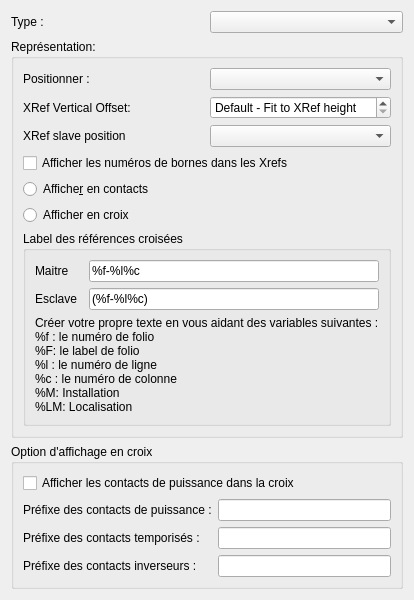
Old version of the form sources/ui/xrefpropertieswidget.ui in the repository ChuckNr11/qelectrotech-source-mirror.
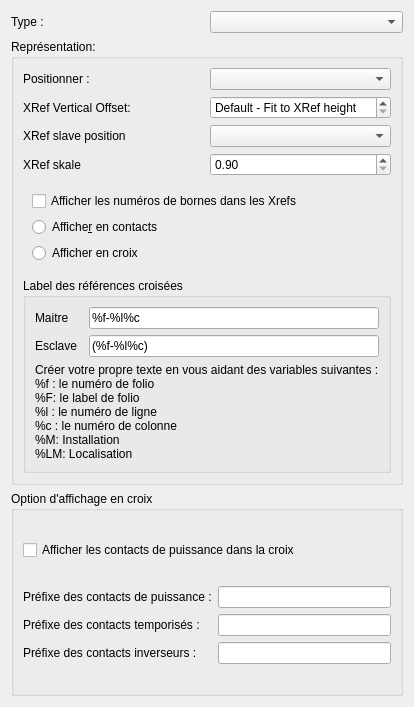
New version of the form.

Commit message:
Added the ability to scale crossRefItems.
There is no way to adjust the size of CrossRef items. Therefore, a
feature has been added to scale the CrossRef items. The scaling factor
is set globally for all CrossRef items in the project properties; it is
not possible to scale an individual item.

```diff
--- a/sources/ui/xrefpropertieswidget.ui
+++ b/sources/ui/xrefpropertieswidget.ui
@@ -6,14 +6,14 @@
    <rect>
     <x>0</x>
     <y>0</y>
-    <width>376</width>
-    <height>531</height>
+    <width>406</width>
+    <height>707</height>
    </rect>
   </property>
   <property name="windowTitle">
    <string>Form</string>
   </property>
-  <layout class="QVBoxLayout" name="verticalLayout">
+  <layout class="QVBoxLayout" name="verticalLayout_3">
    <item>
     <layout class="QHBoxLayout" name="horizontalLayout_2">
      <item>
@@ -33,7 +33,7 @@
      <property name="title">
       <string>Représentation:</string>
      </property>
-     <layout class="QVBoxLayout" name="verticalLayout_3">
+     <layout class="QVBoxLayout" name="verticalLayout">
       <item>
        <layout class="QHBoxLayout" name="horizontalLayout">
         <item>
@@ -104,9 +104,40 @@
         </item>
        </layout>
       </item>
+      <item>
+       <layout class="QHBoxLayout" name="horizontalLayout_8">
+        <item>
+         <widget class="QLabel" name="label_11">
+          <property name="text">
+           <string>XRef skale</string>
+          </property>
+         </widget>
+        </item>
+        <item>
+         <widget class="QDoubleSpinBox" name="m_xref_scale_sb">
+          <property name="decimals">
+           <number>2</number>
+          </property>
+          <property name="minimum">
+           <double>0.900000000000000</double>
+          </property>
+          <property name="maximum">
+           <double>1.500000000000000</double>
+          </property>
+          <property name="singleStep">
+           <double>0.100000000000000</double>
+          </property>
+          <property name="stepType">
+           <enum>QAbstractSpinBox::DefaultStepType</enum>
+          </property>
+         </widget>
+        </item>
+       </layout>
+      </item>
       <item>
        <layout class="QHBoxLayout" name="horizontalLayout_3">
         <item>
+         <widget class="QWidget" name="widget" native="true">
          <layout class="QVBoxLayout" name="verticalLayout_2">
           <item>
            <widget class="QCheckBox" name="m_show_terminal_name_cb">
@@ -130,6 +161,7 @@
            </widget>
           </item>
          </layout>
+         </widget>
         </item>
        </layout>
       </item>
```
Lines whose indentation alone changed are shown as unchanged. The commit also changes 7 other files.
